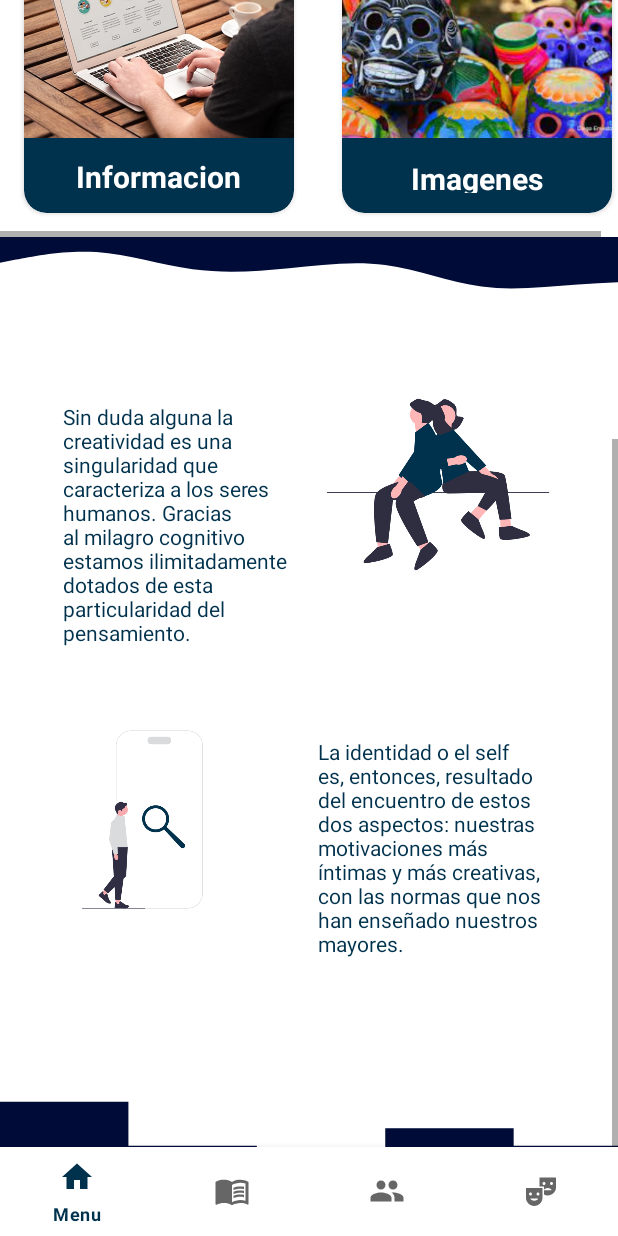
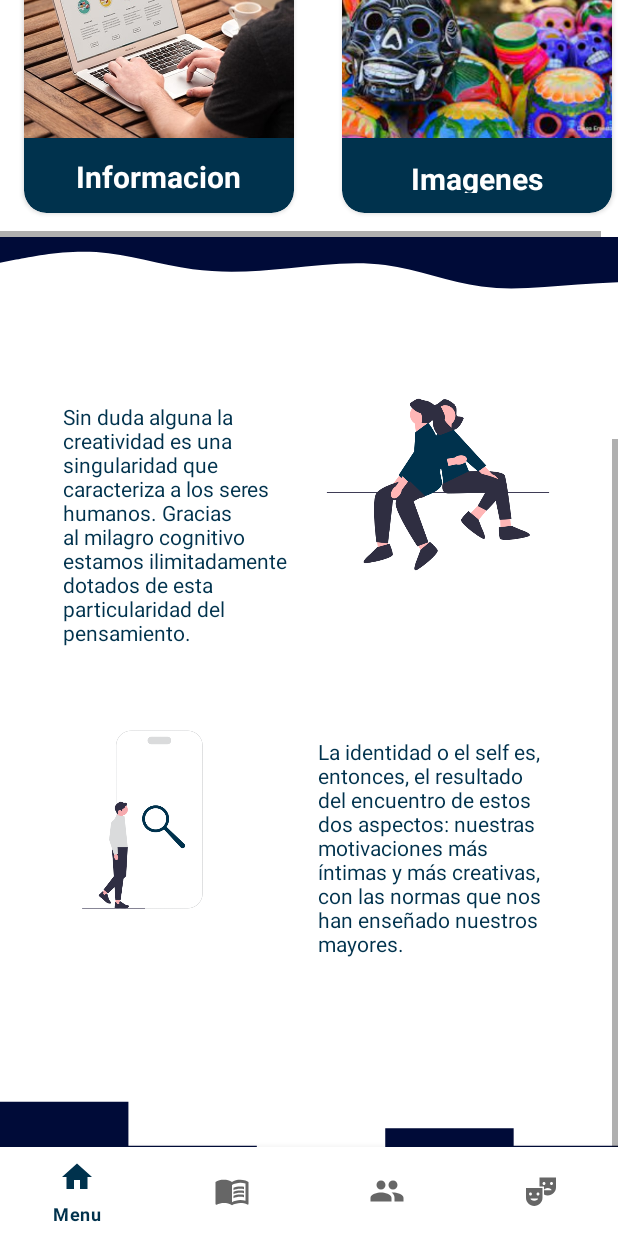
Before and after one commit to EricJess2001/Cultupaz_Movil, an Android app: the menu screen opened directly, with no data from a screen before it, scrolled down 454 dp, on a phone screen of 412 x 824 dp. Run offline under Robolectric (Android 15) with nearby library versions, the light colour scheme and no system bars; our stand-ins replace Firebase (no records; nobody signed in at launch, a user with empty details on screens opened directly), navigation-ui.

Commit message:
subo cambios

```diff
--- a/app/build.gradle
+++ b/app/build.gradle
@@ -48,13 +48,13 @@ dependencies {
     implementation 'androidx.navigation:navigation-fragment:2.5.2'
     implementation 'androidx.navigation:navigation-ui:2.5.2'
     implementation 'com.google.firebase:firebase-firestore-ktx:24.6.1'
+    implementation 'com.google.firebase:firebase-database:20.1.0'
     testImplementation 'junit:junit:4.13.2'
     androidTestImplementation 'androidx.test.ext:junit:1.1.3'
     androidTestImplementation 'androidx.test.espresso:espresso-core:3.4.0'
     implementation 'com.firebaseui:firebase-ui-firestore:8.0.0'
     implementation 'com.google.firebase:firebase-analytics:21.3.0'
     implementation 'com.google.firebase:firebase-firestore:24.6.1'
-
 
 
     implementation 'com.squareup.okhttp3:okhttp:3.14.9'
--- a/app/src/main/res/layout/fragment_expresate.xml
+++ b/app/src/main/res/layout/fragment_expresate.xml
@@ -99,8 +99,10 @@
                     android:layout_height="527dp"
                     app:layout_constraintBottom_toBottomOf="parent"
                     app:layout_constraintEnd_toEndOf="parent"
+                    app:layout_constraintHorizontal_bias="0.333"
                     app:layout_constraintStart_toStartOf="parent"
-                    app:layout_constraintTop_toTopOf="parent" />
+                    app:layout_constraintTop_toTopOf="parent"
+                    app:layout_constraintVertical_bias="0.548" />
 
             </androidx.constraintlayout.widget.ConstraintLayout>
 
--- a/app/src/main/res/values/strings.xml
+++ b/app/src/main/res/values/strings.xml
@@ -125,7 +125,7 @@
 
     <string name="comunicacion">Transmitimos un mensaje no solo a través de lo qué decimos, sino de cómo lo decimos, ya sea de forma verbal o escrita.</string>
     <string name="Creatividad">Sin duda alguna la creatividad es una singularidad que caracteriza a los seres humanos. Gracias al milagro cognitivo estamos ilimitadamente dotados de esta particularidad del pensamiento.</string>
-    <string name="Identidad">La identidad o el self es, entonces, resultado del encuentro de estos dos aspectos: nuestras motivaciones más íntimas y más creativas, con las normas que nos han enseñado nuestros mayores.</string>
+    <string name="Identidad">La identidad o el self es, entonces, el  resultado del encuentro de estos dos aspectos: nuestras motivaciones más íntimas y más creativas, con las normas que nos han enseñado nuestros mayores.</string>
 
     <!-- INFORMACION DE LA WEB -->
     <string name="Bienvenido">Bienvenido a la previzualizacion de nuestro sitio web, en el se aplicaran diversos modulos en los cuales el usuario podra interactuar de forma fluida y asi conocer mas sobre cultura y paz en direntes aspectos.</string>
@@ -137,7 +137,6 @@
     <string name="juegos">En este módulo encontrarás dos juegos para disfrutar: el primero trata sobre tus conocimientos acerca de la paz; el segundo es un juego de encontrar parejas. ¡Diviértete mientras participas y disfrutas de estos entretenidos desafíos!</string>
 
     <!-- Expresarte -->
-    <string name="Expresarte">
-La libertad de expresión fomenta el intercambio de ideas para la paz y el desarrollo cultural. Ejercerla de manera responsable promueve un ambiente respetuoso y enriquecedor que valora la diversidad y el diálogo constructivo.</string>
+    <string name="Expresarte">La libertad de expresión fomenta el intercambio de ideas para la paz y el desarrollo cultural. Ejercerla de manera responsable promueve un ambiente respetuoso y enriquecedor que valora la diversidad y el diálogo constructivo.</string>
 
 </resources>
```
